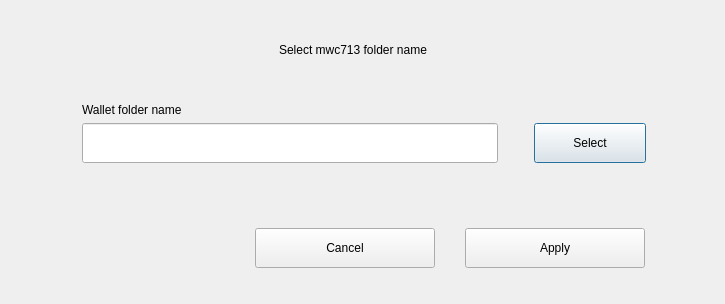
Above: dialogs/x_walletinstances.ui from 0xkobe/mwc-wallet before the change. Below: the same form after it.
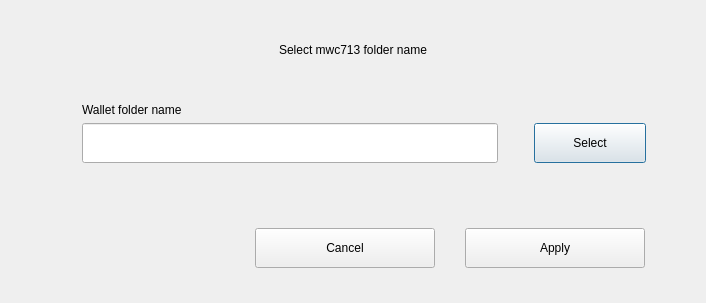
That is the form after the change. Custom widgets are drawn as their Qt base class.

The edit to the form file:
```diff
--- a/dialogs/x_walletinstances.ui
+++ b/dialogs/x_walletinstances.ui
@@ -6,10 +6,22 @@
    <rect>
     <x>0</x>
     <y>0</y>
-    <width>725</width>
-    <height>304</height>
+    <width>706</width>
+    <height>303</height>
    </rect>
   </property>
+  <property name="minimumSize">
+   <size>
+    <width>706</width>
+    <height>303</height>
+   </size>
+  </property>
+  <property name="maximumSize">
+   <size>
+    <width>706</width>
+    <height>303</height>
+   </size>
+  </property>
   <property name="windowTitle">
    <string>Dialog</string>
   </property>
```
